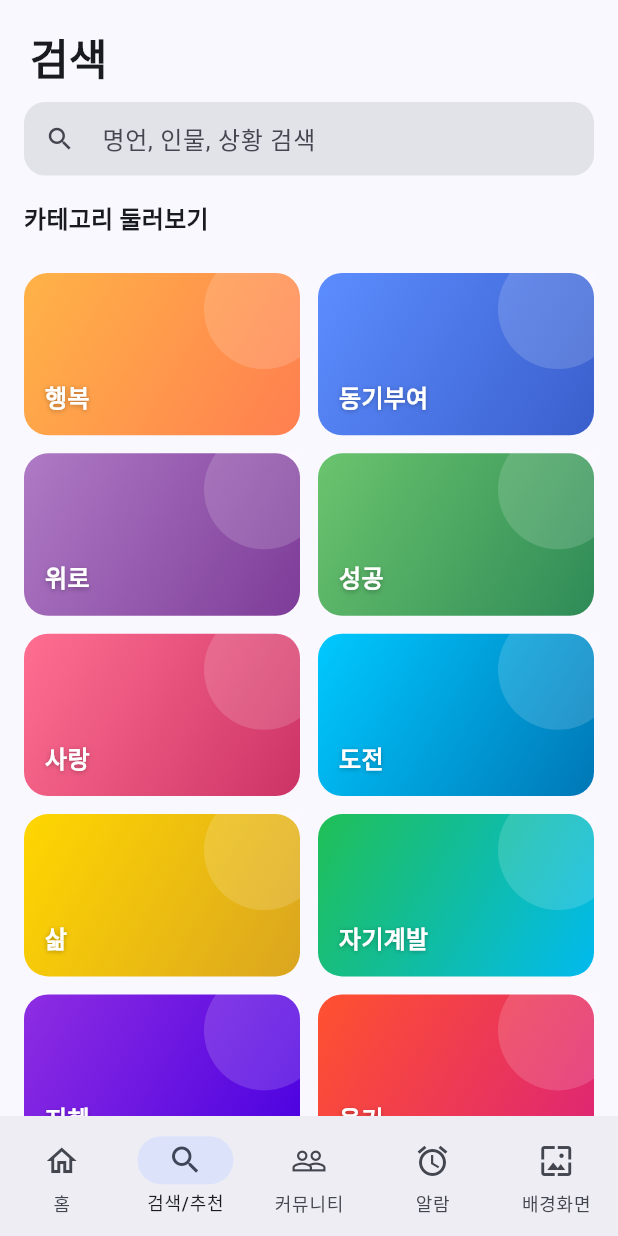
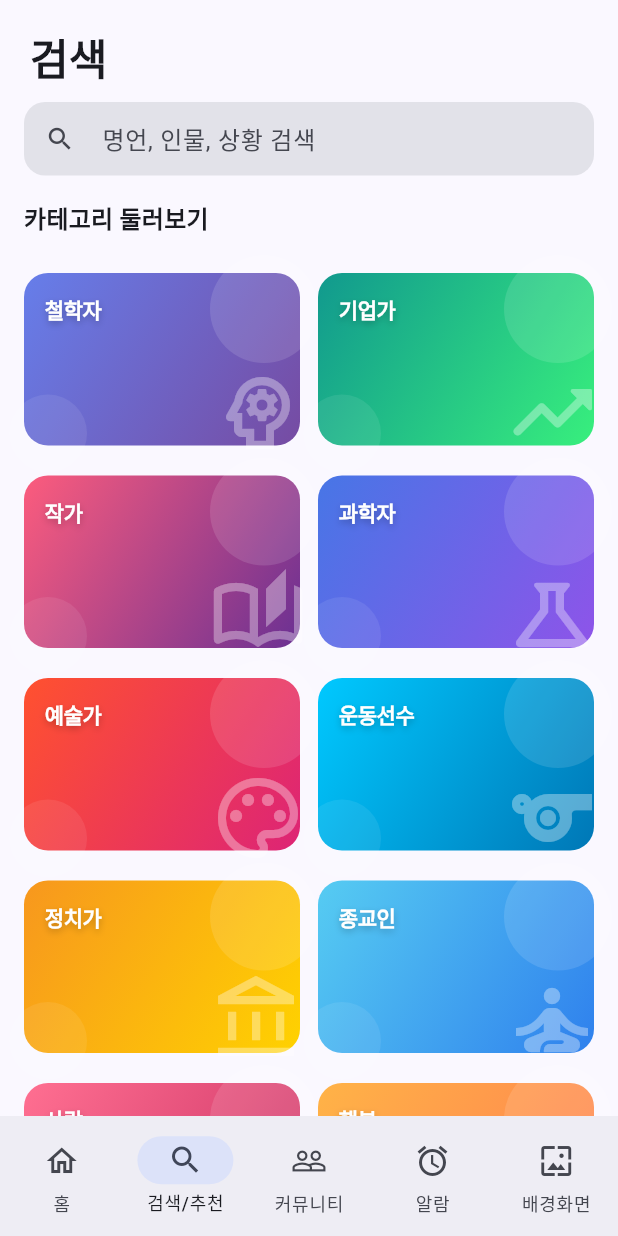
Before and after one commit to KKiyatho/CAN, a Flutter app: the screen it shows after launch, item 2 of the bottom bar chosen, on a phone screen of 412 x 824 dp. Run offline on Flutter 3.47's test engine with Material 3 defaults, Android fonts, the phone set to English and light mode, and no system bars; our stand-ins replace cloud_firestore, firebase_core, flutter_riverpod, share_plus, shared_preferences; accounts and stored records are empty; Roboto replaces fonts that are missing (NotoSansKR); project files that could hold a hidden picture were left out.

Commit message:
검색 탭 카테고리 및 아이콘 구현

```diff
--- a/can_app/lib/features/search/search_screen.dart
+++ b/can_app/lib/features/search/search_screen.dart
@@ -9,80 +9,94 @@ import 'search_notifier.dart';
 // ---------------------------------------------------------------------------
 class _Category {
   final String label;
-  final String tag;           // Firestore 태그 or 키워드
-  final bool isKeyword;       // true → searchByKeyword, false → searchByTag
+  final String tag;       // Firestore 태그 or 키워드
+  final bool isKeyword;   // true → searchByKeyword, false → searchByTag
   final List<Color> gradient;
+  final IconData icon;
 
   const _Category({
     required this.label,
     required this.tag,
     this.isKeyword = false,
     required this.gradient,
+    required this.icon,
   });
 }
 
 const _kCategories = [
+  // ── 직업별 ──────────────────────────────────────────────────
+  _Category(
+    label: '철학자',
+    tag: '철학',
+    gradient: [Color(0xFF667EEA), Color(0xFF764BA2)],
+    icon: Icons.psychology_outlined,
+  ),
+  _Category(
+    label: '기업가',
+    tag: '성공',
+    gradient: [Color(0xFF11998E), Color(0xFF38EF7D)],
+    icon: Icons.trending_up_rounded,
+  ),
+  _Category(
+    label: '작가',
+    tag: '독서',
+    gradient: [Color(0xFFFC5C7D), Color(0xFF6A3093)],
+    icon: Icons.auto_stories_outlined,
+  ),
+  _Category(
+    label: '과학자',
+    tag: '지혜',
+    gradient: [Color(0xFF4776E6), Color(0xFF8E54E9)],
+    icon: Icons.science_outlined,
+  ),
+  _Category(
+    label: '예술가',
+    tag: '예술',
+    gradient: [Color(0xFFFF512F), Color(0xFFDD2476)],
+    icon: Icons.palette_outlined,
+  ),
+  _Category(
+    label: '운동선수',
+    tag: '도전',
+    gradient: [Color(0xFF00C9FF), Color(0xFF0077B6)],
+    icon: Icons.sports_outlined,
+  ),
+  _Category(
+    label: '정치가',
+    tag: '용기',
+    gradient: [Color(0xFFF7971E), Color(0xFFFFD200)],
+    icon: Icons.account_balance_outlined,
+  ),
+  _Category(
+    label: '종교인',
+    tag: '믿음',
+    gradient: [Color(0xFF56CCF2), Color(0xFF2F80ED)],
+    icon: Icons.self_improvement_outlined,
+  ),
+  // ── 감정·주제별 ─────────────────────────────────────────────
+  _Category(
+    label: '사랑',
+    tag: '사랑',
+    gradient: [Color(0xFFFF6F91), Color(0xFFCC3366)],
+    icon: Icons.favorite_border_rounded,
+  ),
   _Category(
     label: '행복',
     tag: '행복',
     gradient: [Color(0xFFFFB347), Color(0xFFFF7F50)],
-  ),
-  _Category(
-    label: '동기부여',
-    tag: '도전',
-    gradient: [Color(0xFF5C8DFF), Color(0xFF3A5FCC)],
-  ),
-  _Category(
-    label: '위로',
-    tag: '회복',
-    gradient: [Color(0xFFAF7AC5), Color(0xFF7D3C98)],
-  ),
-  _Category(
-    label: '성공',
-    tag: '성공',
-    gradient: [Color(0xFF6BC46D), Color(0xFF2E8B57)],
-  ),
-  _Category(
-    label: '사랑',
-    tag: '사랑',
-    gradient: [Color(0xFFFF6F91), Color(0xFFCC3366)],
-  ),
-  _Category(
-    label: '도전',
-    tag: '도전',
-    gradient: [Color(0xFF00C9FF), Color(0xFF0077B6)],
-  ),
-  _Category(
-    label: '삶',
-    tag: '삶',
-    gradient: [Color(0xFFFFD700), Color(0xFFDAA520)],
+    icon: Icons.wb_sunny_outlined,
   ),
   _Category(
     label: '자기계발',
     tag: '자기계발',
     gradient: [Color(0xFF20BF55), Color(0xFF01BAEF)],
+    icon: Icons.rocket_launch_outlined,
   ),
   _Category(
-    label: '지혜',
-    tag: '철학',
-    isKeyword: true,
-    gradient: [Color(0xFF8E2DE2), Color(0xFF4A00E0)],
-  ),
-  _Category(
-    label: '용기',
-    tag: '용기',
-    gradient: [Color(0xFFFF512F), Color(0xFFDD2476)],
-  ),
-  _Category(
-    label: '시작',
-    tag: '시작',
-    gradient: [Color(0xFF11998E), Color(0xFF38EF7D)],
-  ),
-  _Category(
-    label: '명상',
-    tag: '노자',
-    isKeyword: true,
-    gradient: [Color(0xFF4776E6), Color(0xFF8E54E9)],
+    label: '삶',
+    tag: '삶',
+    gradient: [Color(0xFFDAA520), Color(0xFFB8860B)],
+    icon: Icons.spa_outlined,
   ),
 ];
 
@@ -290,9 +304,9 @@ class _CategoryGrid extends StatelessWidget {
             ),
             gridDelegate: const SliverGridDelegateWithFixedCrossAxisCount(
               crossAxisCount: 2,
-              mainAxisSpacing: 12,
+              mainAxisSpacing: 20,   // 아이콘 오버플로우 공간 확보
               crossAxisSpacing: 12,
-              childAspectRatio: 1.7,
+              childAspectRatio: 1.6,
             ),
           ),
         ),
@@ -312,6 +326,10 @@ class _CategoryCard extends StatelessWidget {
     final theme = Theme.of(context);
     return GestureDetector(
       onTap: onTap,
+      // clipBehavior.none → 아이콘이 카드 밖으로 살짝 튀어나옴
+      child: ClipRRect(
+        borderRadius: BorderRadius.circular(16),
+        clipBehavior: Clip.none,
         child: Container(
           decoration: BoxDecoration(
             gradient: LinearGradient(
@@ -322,42 +340,67 @@ class _CategoryCard extends StatelessWidget {
             borderRadius: BorderRadius.circular(16),
           ),
           child: Stack(
+            clipBehavior: Clip.none,
             children: [
-            // 반투명 패턴 — 우측 상단 큰 원
+              // ── 배경 장식: 우측 상단 반투명 원 ──────────────────
               Positioned(
-              top: -16,
-              right: -16,
+                top: -12,
+                right: -12,
                 child: Container(
-                width: 80,
-                height: 80,
+                  width: 72,
+                  height: 72,
                   decoration: BoxDecoration(
                     shape: BoxShape.circle,
-                  color: Colors.white.withValues(alpha: 0.15),
+                    color: Colors.white.withValues(alpha: 0.12),
                   ),
                 ),
               ),
-            // 텍스트 — 좌측 하단
-            Align(
-              alignment: Alignment.bottomLeft,
-              child: Padding(
-                padding: const EdgeInsets.fromLTRB(14, 0, 14, 14),
+              // ── 배경 장식: 좌측 하단 작은 원 ────────────────────
+              Positioned(
+                bottom: -18,
+                left: -10,
+                child: Container(
+                  width: 52,
+                  height: 52,
+                  decoration: BoxDecoration(
+                    shape: BoxShape.circle,
+                    color: Colors.white.withValues(alpha: 0.08),
+                  ),
+                ),
+              ),
+              // ── 카테고리명: 좌측 상단 ────────────────────────────
+              Positioned(
+                top: 14,
+                left: 14,
+                right: 60,
                 child: Text(
                   category.label,
-                  style: theme.textTheme.titleMedium?.copyWith(
+                  style: theme.textTheme.titleSmall?.copyWith(
                     color: Colors.white,
-                    fontWeight: FontWeight.w700,
+                    fontWeight: FontWeight.w800,
+                    letterSpacing: -0.3,
                     shadows: [
                       Shadow(
-                        color: Colors.black.withValues(alpha: 0.3),
-                        blurRadius: 4,
-                        offset: const Offset(0, 1),
+                        color: Colors.black.withValues(alpha: 0.25),
+                        blurRadius: 6,
+                        offset: const Offset(0, 2),
                       ),
                     ],
                   ),
                 ),
               ),
+              // ── 아이콘: 우측 하단, 카드 밖으로 살짝 오버플로우 ──
+              Positioned(
+                bottom: -10,
+                right: -4,
+                child: Icon(
+                  category.icon,
+                  size: 64,
+                  color: Colors.white.withValues(alpha: 0.35),
+                ),
               ),
             ],
+          ),
         ),
       ),
     );
```
Also changed, not shown: can_app/lib/features/home/quote_repository.dart (+17 -5 lines), 1 other file. Lines whose indentation alone changed are shown as unchanged.
